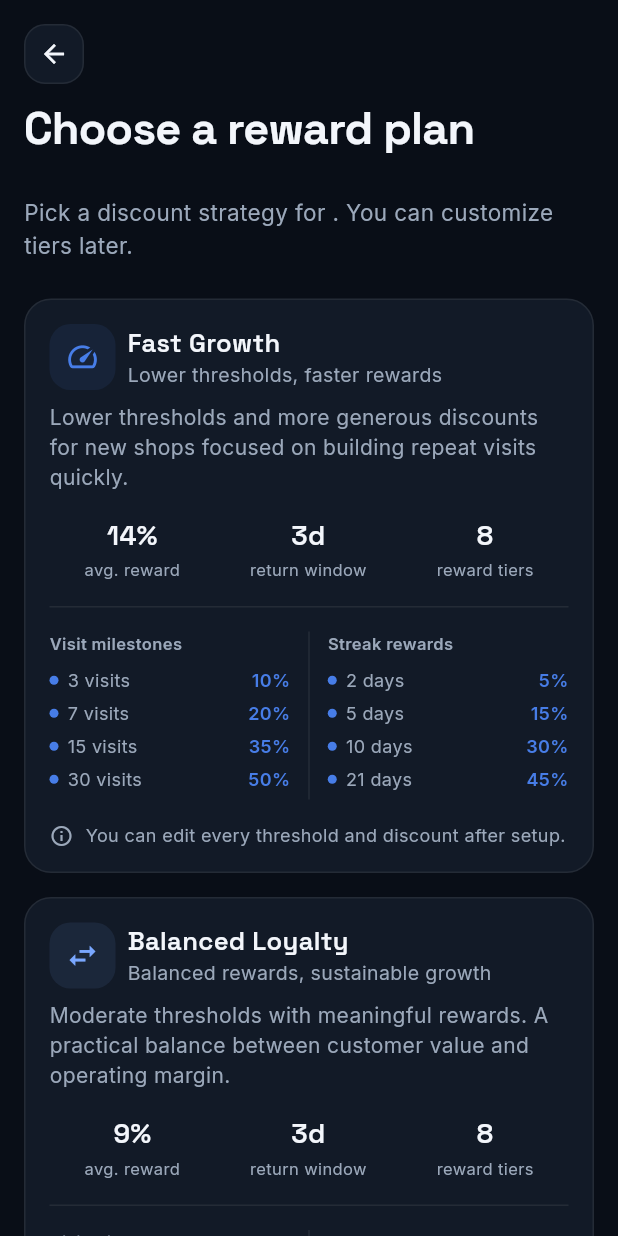
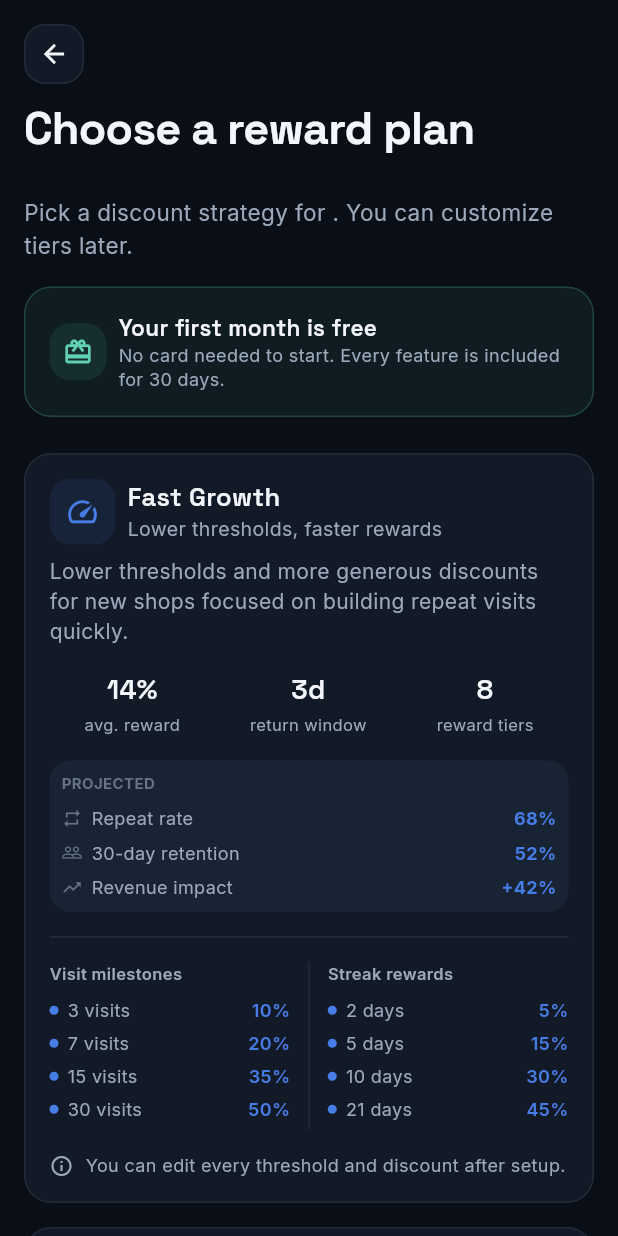
Before and after one commit to bhavithran1/eatstreak, a Flutter app: the ChoosePlanScreen screen opened directly with empty values, on a phone screen of 412 x 824 dp. Run offline on Flutter 3.47's test engine with Material 3 defaults, Android fonts, the phone set to English and light mode, and no system bars; our stand-ins replace app_links, cloud_firestore, cloud_functions, firebase_auth, firebase_core, flutter_riverpod and 8 more; missing offline and left inert: mobile_scanner; accounts and stored records are empty.

Commit message:
Add free-month trial, plan projections, and harden Firestore rules
Trial and pricing. New shops get a 30-day free month, surfaced on the
plan picker and counted down on the dashboard. Pricing is modelled
(RM49/mo, RM490/yr) but deliberately NOT shown: outside the United
States Apple requires a subscription that unlocks in-app features to go
through In-App Purchase at 15-30% (Guideline 3.1.1). The route that
avoids it is 3.1.3(b) Multiplatform Services — subscribe on the web,
sign in here, present no commerce in the app at all. showsPricingInApp
is a single switch so that call is made once, deliberately, instead of
price copy leaking into screens. No payment provider is wired in;
subscriptionFor() is provider-agnostic on purpose.

Plan projections. PlanStats already carried projectedRepeatRate,
customerRetention30d and revenueImpact and none of it was ever rendered.
Now shown per plan, labelled PROJECTED, because no shop has run long
enough for them to be measurements.

Security. shops had `allow read: if true` — anyone with the project id
could enumerate every shop and its ownerId without authenticating. Now
requires sign-in. Shop writes validate id, name length and
streakWindowDays range, and pin ownerId on both sides of an update so a
shop cannot be handed to another account with its streaks. Shop
suggestions are size-bounded so the collection can't be used as free
unbounded storage.

Verified: analyze clean, 20/20 Dart, 68/68 function tests.

Co-Authored-By: Claude Opus 4.8 <noreply@anthropic.com>

```diff
--- a/mobile/lib/features/owner/choose_plan_screen.dart
+++ b/mobile/lib/features/owner/choose_plan_screen.dart
@@ -14,6 +14,7 @@ import '../../core/utils/formatters.dart';
 import '../../data/models/enums.dart';
 import '../../data/models/shop.dart';
 import '../../domain/discount_plans.dart';
+import '../../domain/subscription.dart';
 import '../../state/store_controller.dart';
 import '../shared/widgets/app_screen.dart';
 import '../shared/widgets/app_toast.dart';
@@ -151,6 +152,8 @@ class _ChoosePlanScreenState extends ConsumerState<ChoosePlanScreen> {
                 ),
                 style: AppText.body(size: 15, height: 1.45),
               ),
+              const SizedBox(height: Spacing.md),
+              _trialBanner(),
               const SizedBox(height: Spacing.lg),
               for (var i = 0; i < discountPlans.length; i++)
                 Padding(
@@ -176,6 +179,54 @@ class _ChoosePlanScreenState extends ConsumerState<ChoosePlanScreen> {
       ),
     );
   }
+
+  /// The free month. Prices are withheld unless [showsPricingInApp] is on —
+  /// see that flag for why showing them here is an App Store problem outside
+  /// the United States.
+  Widget _trialBanner() => Container(
+        padding: const EdgeInsets.all(Spacing.md),
+        decoration: BoxDecoration(
+          color: AppColors.success.withValues(alpha: 0.07),
+          borderRadius: Radii.lgAll,
+          border: Border.all(color: AppColors.success.withValues(alpha: 0.22)),
+        ),
+        child: Row(
+          children: [
+            Container(
+              width: 38,
+              height: 38,
+              decoration: BoxDecoration(
+                color: AppColors.success.withValues(alpha: 0.1),
+                borderRadius: Radii.mdAll,
+              ),
+              child: const Icon(
+                Icons.card_giftcard_outlined,
+                size: 20,
+                color: AppColors.success,
+              ),
+            ),
+            const SizedBox(width: Spacing.sm),
+            Expanded(
+              child: Column(
+                crossAxisAlignment: CrossAxisAlignment.start,
+                children: [
+                  Text(
+                    'Your first month is free',
+                    style: AppText.heading(size: 15),
+                  ),
+                  Text(
+                    showsPricingInApp
+                        ? 'Then RM$monthlyPriceMyr a month. Cancel any time.'
+                        : 'No card needed to start. Every feature is included '
+                            'for $trialDays days.',
+                    style: AppText.body(size: 12, height: 1.35),
+                  ),
+                ],
+              ),
+            ),
+          ],
+        ),
+      );
 
   Widget _confirmBar(DiscountPlan plan) {
     final tierCount = plan.visitTiers.length + plan.streakTiers.length;
@@ -292,6 +343,8 @@ class _PlanCard extends StatelessWidget {
               ],
             ),
             const SizedBox(height: Spacing.md),
+            _projection(plan),
+            const SizedBox(height: Spacing.md),
             const Divider(color: AppColors.line, height: 1),
             const SizedBox(height: Spacing.md),
             IntrinsicHeight(
@@ -362,6 +415,72 @@ class _PlanCard extends StatelessWidget {
         ),
       );
 
+  /// Modelled outcomes. Labelled as projections, because that is what they
+  /// are — no shop has run long enough to make them measurements.
+  Widget _projection(DiscountPlan plan) => Container(
+        padding: const EdgeInsets.all(Spacing.sm),
+        decoration: BoxDecoration(
+          color: AppColors.card2,
+          borderRadius: Radii.mdAll,
+        ),
+        child: Column(
+          crossAxisAlignment: CrossAxisAlignment.start,
+          children: [
+            Text(
+              'PROJECTED',
+              style: AppText.body(
+                size: 10,
+                weight: FontWeight.w700,
+                color: AppColors.muted2,
+              ),
+            ),
+            const SizedBox(height: Spacing.sm),
+            _projectionRow(
+              Icons.repeat,
+              'Repeat rate',
+              '${plan.stats.projectedRepeatRate}%',
+              plan.color,
+            ),
+            const SizedBox(height: 6),
+            _projectionRow(
+              Icons.people_outline,
+              '30-day retention',
+              '${plan.stats.customerRetention30d}%',
+              plan.color,
+            ),
+            const SizedBox(height: 6),
+            _projectionRow(
+              Icons.trending_up,
+              'Revenue impact',
+              plan.stats.revenueImpact,
+              plan.color,
+            ),
+          ],
+        ),
+      );
+
+  Widget _projectionRow(
+    IconData icon,
+    String label,
+    String value,
+    Color color,
+  ) =>
+      Row(
+        children: [
+          Icon(icon, size: 14, color: AppColors.muted2),
+          const SizedBox(width: 6),
+          Expanded(child: Text(label, style: AppText.body(size: 12))),
+          Text(
+            value,
+            style: AppText.body(
+              size: 12,
+              weight: FontWeight.w700,
+              color: color,
+            ),
+          ),
+        ],
+      );
+
   Widget _fact(String value, String label) => Column(
         children: [
           Text(value, style: AppText.heading(size: 18)),
```
Also changed, not shown: mobile/lib/domain/subscription.dart (added, +88 -0 lines), mobile/lib/features/owner/dashboard_screen.dart (+36 -0 lines), 1 other file.
